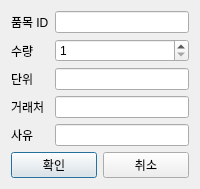
Hyunseung-Nam/Micro_ERP, file src/ui/dialogs/order_dialog.ui: the form before one commit.
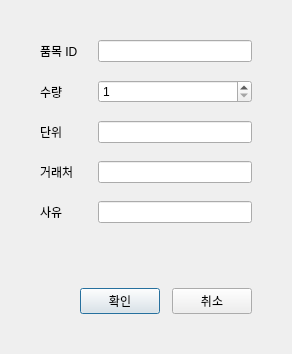
The form after the commit.

```diff
--- a/src/ui/dialogs/order_dialog.ui
+++ b/src/ui/dialogs/order_dialog.ui
@@ -6,8 +6,29 @@
    <string>발주</string>
   </property>
   <layout class="QVBoxLayout" name="verticalLayout">
+   <property name="spacing">
+    <number>25</number>
+   </property>
+   <property name="leftMargin">
+    <number>40</number>
+   </property>
+   <property name="topMargin">
+    <number>40</number>
+   </property>
+   <property name="rightMargin">
+    <number>40</number>
+   </property>
+   <property name="bottomMargin">
+    <number>40</number>
+   </property>
    <item>
     <layout class="QFormLayout" name="formLayout">
+     <property name="verticalSpacing">
+      <number>18</number>
+     </property>
+     <property name="horizontalSpacing">
+      <number>20</number>
+     </property>
      <item row="0" column="0">
       <widget class="QLabel" name="itemIdLabel">
        <property name="text">
@@ -67,8 +88,37 @@
      </item>
     </layout>
    </item>
+   <item>
+    <spacer name="verticalSpacer">
+     <property name="orientation">
+      <enum>Qt::Vertical</enum>
+     </property>
+     <property name="sizeHint" stdset="0">
+      <size>
+       <width>20</width>
+       <height>40</height>
+      </size>
+     </property>
+    </spacer>
+   </item>
    <item>
     <layout class="QHBoxLayout" name="buttonLayout">
+     <property name="spacing">
+      <number>12</number>
+     </property>
+     <item>
+      <spacer name="buttonSpacer">
+       <property name="orientation">
+        <enum>Qt::Horizontal</enum>
+       </property>
+       <property name="sizeHint" stdset="0">
+        <size>
+         <width>40</width>
+         <height>20</height>
+        </size>
+       </property>
+      </spacer>
+     </item>
      <item>
       <widget class="QPushButton" name="confirmButton">
        <property name="text">
```
Left out of the diff: 2 changed lines with no effect on the pictures.
